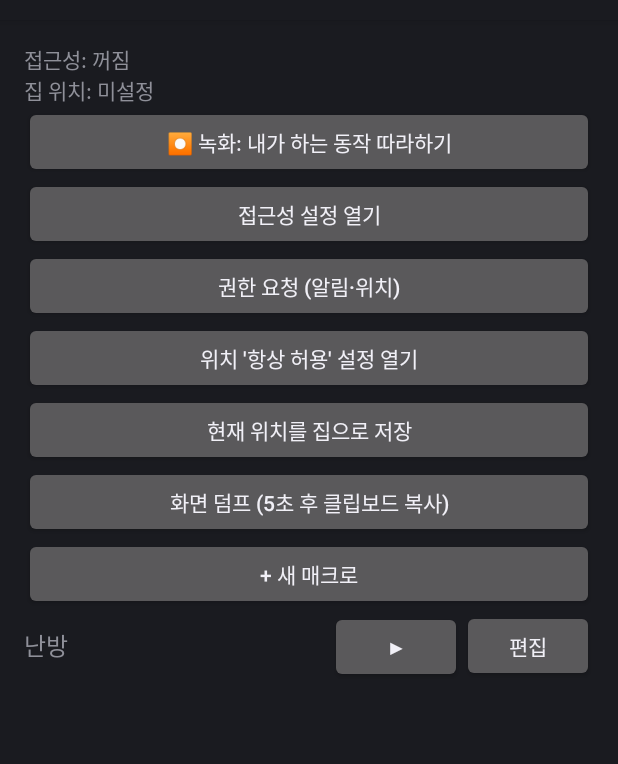
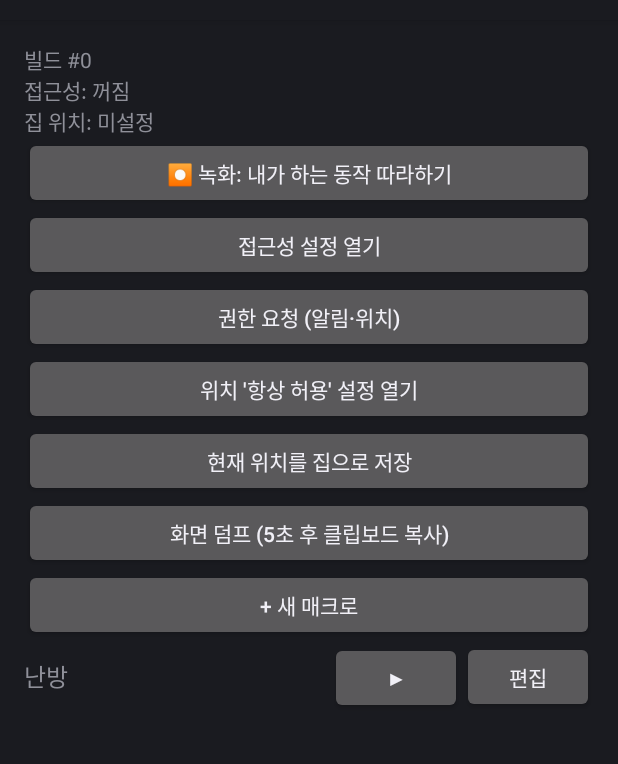
Before and after one commit to mbt030809-debug/KoolonMacro, an Android app: the screen it shows after launch (MainActivity), on a phone screen of 412 x 824 dp, the part 64-828 px from its top. Run offline under Robolectric (Android 15) with nearby library versions, the phone set to English and light mode, and no system bars.

Commit message:
오버레이 실패 토스트 + 화면에 빌드 번호 표시
Co-Authored-By: Claude Sonnet 5.5 <noreply@anthropic.com>
Claude-Session: https://claude.ai/code/session_01SwXTmMkFzrFXh56LDF9ZVW

```diff
--- a/app/src/main/java/com/koolon/macro/MacroService.kt
+++ b/app/src/main/java/com/koolon/macro/MacroService.kt
@@ -140,6 +140,7 @@ class MacroService : AccessibilityService() {
             wm.addView(tv, lp)
             overlay = tv
         } catch (e: Exception) {
+            toast("종료 버튼 표시 실패: ${e.javaClass.simpleName} ${e.message}")
         }
     }
 
--- a/app/src/main/java/com/koolon/macro/MainActivity.kt
+++ b/app/src/main/java/com/koolon/macro/MainActivity.kt
@@ -55,7 +55,9 @@ class MainActivity : Activity() {
     override fun onResume() {
         super.onResume()
         MacroService.instance?.finishQuickRecord()
-        status.text = "접근성: " + (if (MacroService.instance != null) "켜짐" else "꺼짐") +
+        @Suppress("DEPRECATION")
+        val build = packageManager.getPackageInfo(packageName, 0).versionCode
+        status.text = "빌드 #$build\n접근성: " + (if (MacroService.instance != null) "켜짐" else "꺼짐") +
             "\n집 위치: " + (if (MacroStore.home(this) != null) "저장됨" else "미설정")
         list.removeAllViews()
         MacroStore.all(this).forEach { m ->
```
